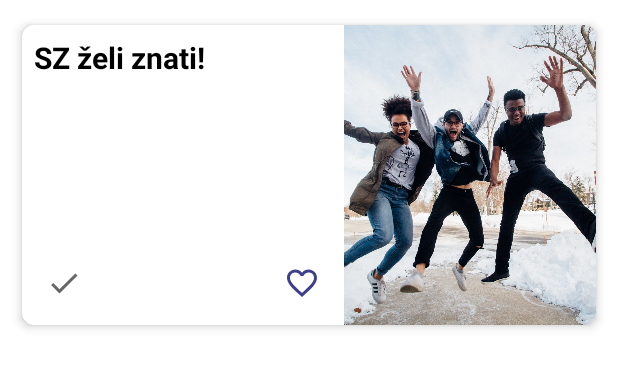
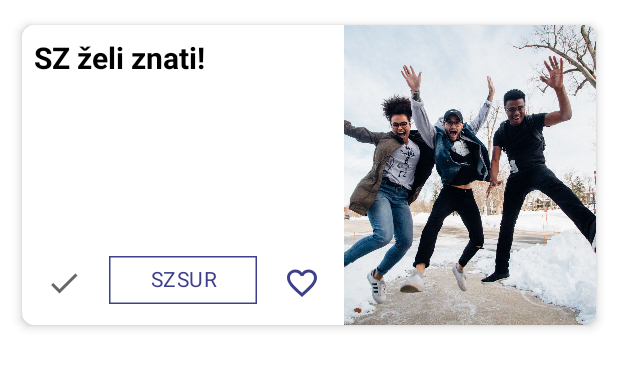
Before and after one commit to Marina-Banov/szsur-android, an Android app: the layout layout_card_survey.xml on its own in the app's theme, with its tools: preview values and no code run, on a phone screen of 412 x 824 dp. Shown: the top 368 px of the screen. Run offline under Robolectric (Android 15) with nearby library versions, the phone set to English and light mode, and no system bars.

Commit message:
added organisation label to surveys and events

```diff
--- a/app/src/main/res/layout/layout_card_survey.xml
+++ b/app/src/main/res/layout/layout_card_survey.xml
@@ -38,36 +38,60 @@
                 tools:text="@string/survey_dummy_title" />
 
             <ImageView
+                android:id="@+id/solve_button"
                 android:layout_width="wrap_content"
                 android:layout_height="wrap_content"
                 android:layout_alignParentBottom="true"
+                android:layout_marginStart="@dimen/spacing_small"
+                android:layout_marginTop="@dimen/spacing_small"
+                android:layout_marginEnd="@dimen/spacing_small"
+                android:layout_marginBottom="@dimen/spacing_small"
+                android:padding="@dimen/spacing_small"
                 app:surveyStatusIcon="@{survey}"
-                android:padding="@dimen/spacing_small"
-                android:layout_margin="@dimen/spacing_small"
                 tools:src="@drawable/ic_check" />
+
+
+            <com.google.android.material.chip.Chip
+                style="@style/Widget.SZSUR.Chip.Choice"
+                android:layout_alignParentBottom="true"
+                android:layout_marginStart="2dp"
+                android:layout_marginEnd="2dp"
+                android:layout_marginBottom="6dp"
+                android:layout_toStartOf="@+id/favorites_button"
+
+                android:layout_toEndOf="@id/solve_button"
+                android:checkable="false"
+                android:padding="8dp"
+                android:text="@{survey.organisation}"
+                android:textAlignment="center"
+                app:chipCornerRadius="0dp"
+                tools:text="SZSUR" />
 
             <ImageButton
                 android:id="@+id/favorites_button"
                 android:layout_width="wrap_content"
                 android:layout_height="wrap_content"
                 android:layout_alignParentBottom="true"
+                android:layout_marginStart="@dimen/spacing_small"
+                android:layout_marginTop="@dimen/spacing_small"
+                android:layout_marginEnd="@dimen/spacing_small"
+                android:layout_marginBottom="@dimen/spacing_small"
                 android:layout_toStartOf="@id/survey_image"
                 android:padding="@dimen/spacing_small"
-                android:layout_margin="@dimen/spacing_small"
                 app:backgroundTint="?attr/cardBackgroundColor"
-                tools:srcCompat="@drawable/ic_favorite"
                 app:favoriteIcon="@{isFavorite}"
-                app:tint="?attr/colorPrimary" />
+                app:tint="?attr/colorPrimary"
+                tools:srcCompat="@drawable/ic_favorite" />
 
             <ImageView
                 android:id="@+id/survey_image"
                 android:layout_width="168dp"
                 android:layout_height="match_parent"
                 android:layout_alignParentEnd="true"
+                android:contentDescription="TODO"
                 android:scaleType="centerCrop"
                 app:imageUrl="@{survey.image}"
-                tools:src="@drawable/dummy"
-                android:contentDescription="TODO" />
+                tools:src="@drawable/dummy" />
         </RelativeLayout>
     </androidx.cardview.widget.CardView>
 </layout>
```
Also changed, not shown: app/src/main/res/layout/layout_card_event.xml (+28 -14 lines).
